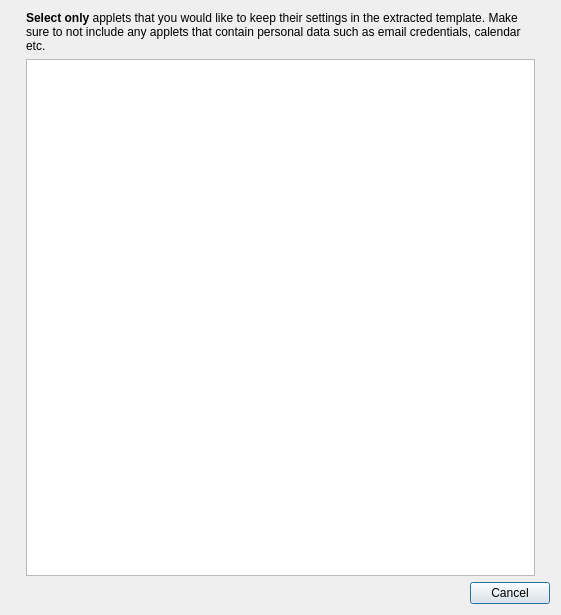
Before: the Qt Designer form app/settings/dialogs/exporttemplatedialog.ui in KDE/latte-dock, drawn with Qt 5.
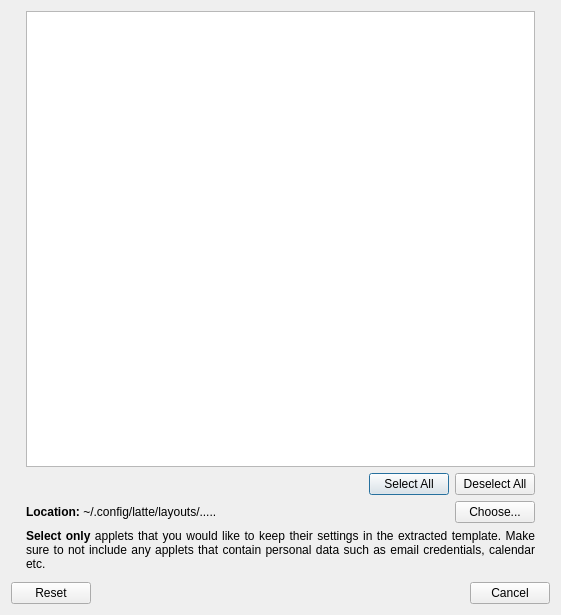
After: the same form once the commit is applied.

Commit message: provide select/deselect all buttons in exportdlg

Patch:
```diff
--- a/app/settings/dialogs/exporttemplatedialog.ui
+++ b/app/settings/dialogs/exporttemplatedialog.ui
@@ -35,17 +35,91 @@
      <item>
       <layout class="QVBoxLayout" name="verticalLayout_2">
        <item>
-        <widget class="QLabel" name="label">
+        <widget class="QTableView" name="appletsTable"/>
+       </item>
+       <item>
+        <layout class="QHBoxLayout" name="horizontalLayout_2">
+         <item>
+          <spacer name="horizontalSpacer_3">
+           <property name="orientation">
+            <enum>Qt::Horizontal</enum>
+           </property>
+           <property name="sizeHint" stdset="0">
+            <size>
+             <width>40</width>
+             <height>20</height>
+            </size>
+           </property>
+          </spacer>
+         </item>
+         <item>
+          <widget class="QPushButton" name="selectAllBtn">
+           <property name="text">
+            <string>Select All</string>
+           </property>
+          </widget>
+         </item>
+         <item>
+          <widget class="QPushButton" name="deselectAllBtn">
+           <property name="text">
+            <string>Deselect All</string>
+           </property>
+          </widget>
+         </item>
+        </layout>
+       </item>
+       <item>
+        <layout class="QHBoxLayout" name="horizontalLayout">
+         <item>
+          <widget class="QLabel" name="locationLbl">
+           <property name="sizePolicy">
+            <sizepolicy hsizetype="Expanding" vsizetype="Preferred">
+             <horstretch>0</horstretch>
+             <verstretch>0</verstretch>
+            </sizepolicy>
+           </property>
+           <property name="text">
+            <string notr="true">&lt;b&gt;Location:&lt;/b&gt; ~/.config/latte/layouts/.....</string>
+           </property>
+          </widget>
+         </item>
+         <item>
+          <widget class="QPushButton" name="chooseBtn">
+           <property name="text">
+            <string>Choose...</string>
+           </property>
+          </widget>
+         </item>
+        </layout>
+       </item>
+       <item>
+        <widget class="QLabel" name="noteLbl">
          <property name="text">
           <string>&lt;b&gt;Select only&lt;/b&gt; applets that you would like to keep their settings in the extracted template. Make sure to not include any applets that contain personal data such as email credentials, calendar etc. </string>
          </property>
+         <property name="alignment">
+          <set>Qt::AlignJustify|Qt::AlignVCenter</set>
+         </property>
          <property name="wordWrap">
           <bool>true</bool>
          </property>
         </widget>
        </item>
        <item>
-        <widget class="QTableView" name="appletsTable"/>
+        <spacer name="verticalSpacer">
+         <property name="orientation">
+          <enum>Qt::Vertical</enum>
+         </property>
+         <property name="sizeType">
+          <enum>QSizePolicy::Fixed</enum>
+         </property>
+         <property name="sizeHint" stdset="0">
+          <size>
+           <width>20</width>
+           <height>5</height>
+          </size>
+         </property>
+        </spacer>
        </item>
       </layout>
      </item>
@@ -73,7 +147,7 @@
       <enum>Qt::Horizontal</enum>
      </property>
      <property name="standardButtons">
-      <set>QDialogButtonBox::Cancel</set>
+      <set>QDialogButtonBox::Cancel|QDialogButtonBox::Reset</set>
      </property>
     </widget>
    </item>
```
